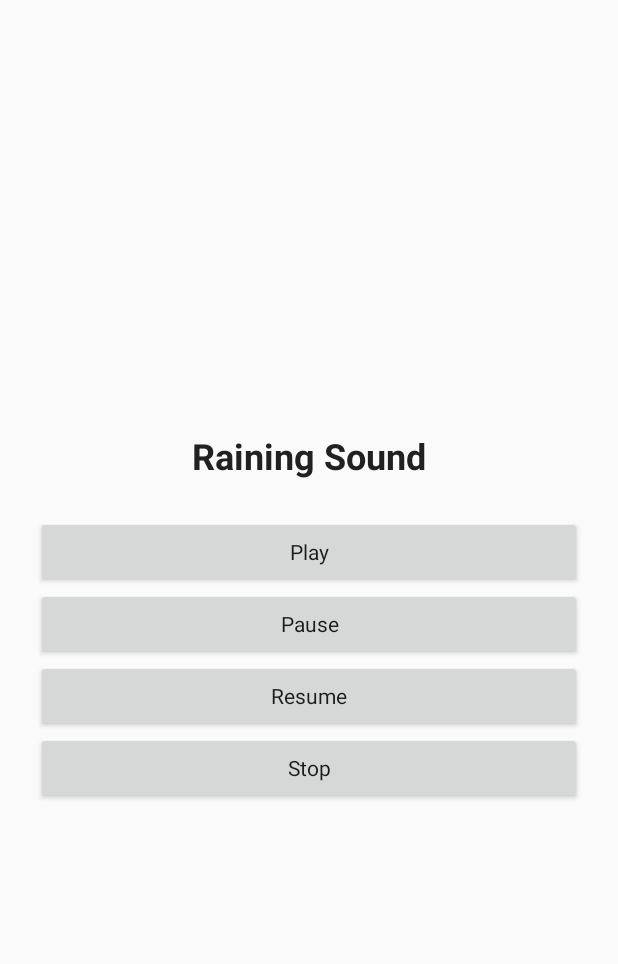
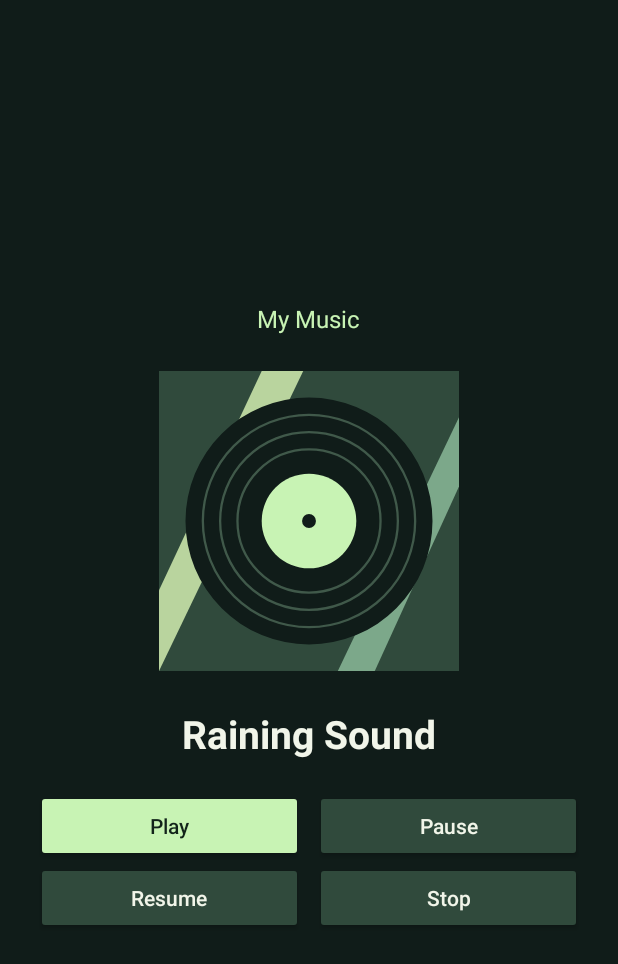
Before and after one commit to y0unglewis/music-player, an Android app: the screen it shows after launch (MainActivity), on a phone screen of 412 x 824 dp. Shown: the top 964 px of the screen. Run offline under Robolectric (Android 15) with nearby library versions, the phone set to English and light mode, and no system bars; 1 statement that could not run was skipped.

Commit message:
Restore simple green music player theme with four controls

```diff
--- /dev/null
+++ b/app/src/main/res/drawable/album_art.xml
@@ -0,0 +1,9 @@
+<vector xmlns:android="http://schemas.android.com/apk/res/android" android:width="260dp" android:height="260dp" android:viewportWidth="260" android:viewportHeight="260">
+    <path android:fillColor="#304A3C" android:pathData="M0,0h260v260H0z" />
+    <path android:fillColor="#B9D49E" android:pathData="M0,190L89,0H125L0,260z" />
+    <path android:fillColor="#7CA88A" android:pathData="M155,260L260,40V100L187,260z" />
+    <path android:fillColor="#101C19" android:pathData="M130,23a107,107 0,1 0,0 214a107,107 0,1 0,0 -214" />
+    <path android:strokeColor="#40594A" android:strokeWidth="2" android:pathData="M130,38a92,92 0,1 0,0 184a92,92 0,1 0,0 -184 M130,53a77,77 0,1 0,0 154a77,77 0,1 0,0 -154 M130,68a62,62 0,1 0,0 124a62,62 0,1 0,0 -124" />
+    <path android:fillColor="#C8F3B4" android:pathData="M130,89a41,41 0,1 0,0 82a41,41 0,1 0,0 -82" />
+    <path android:fillColor="#101C19" android:pathData="M130,124a6,6 0,1 0,0 12a6,6 0,1 0,0 -12" />
+</vector>
--- a/app/src/main/res/layout/activity_main.xml
+++ b/app/src/main/res/layout/activity_main.xml
@@ -1,8 +1,13 @@
 <?xml version="1.0" encoding="utf-8"?>
-<LinearLayout xmlns:android="http://schemas.android.com/apk/res/android"
+<ScrollView xmlns:android="http://schemas.android.com/apk/res/android"
     android:layout_width="match_parent"
     android:layout_height="match_parent"
     android:background="@color/background"
+    android:fillViewport="true">
+
+    <LinearLayout
+        android:layout_width="match_parent"
+        android:layout_height="wrap_content"
         android:gravity="center"
         android:orientation="vertical"
         android:padding="24dp">
@@ -10,38 +15,81 @@
         <TextView
             android:layout_width="wrap_content"
             android:layout_height="wrap_content"
+            android:text="@string/app_name"
+            android:textColor="@color/primary"
+            android:textSize="16sp" />
+
+        <ImageView
+            android:layout_width="200dp"
+            android:layout_height="200dp"
+            android:layout_marginTop="24dp"
+            android:contentDescription="@string/art_desc"
+            android:src="@drawable/album_art" />
+
+        <TextView
+            android:layout_width="wrap_content"
+            android:layout_height="wrap_content"
+            android:layout_marginTop="24dp"
             android:text="@string/track_name"
             android:textColor="@color/text"
-        android:textSize="24sp"
+            android:textSize="26sp"
             android:textStyle="bold" />
 
+        <Space
+            android:layout_width="match_parent"
+            android:layout_height="20dp" />
+
+        <LinearLayout
+            android:layout_width="match_parent"
+            android:layout_height="wrap_content"
+            android:orientation="horizontal">
             <Button
                 android:id="@+id/btnPlay"
-        android:layout_width="match_parent"
+                android:layout_width="0dp"
                 android:layout_height="wrap_content"
-        android:layout_marginTop="24dp"
+                android:layout_weight="1"
+                android:backgroundTint="@color/primary"
                 android:text="@string/play"
-        android:textAllCaps="false" />
+                android:textAllCaps="false"
+                android:textColor="@color/on_primary" />
 
             <Button
                 android:id="@+id/btnPause"
+                android:layout_width="0dp"
+                android:layout_height="wrap_content"
+                android:layout_weight="1"
+                android:layout_marginStart="8dp"
+                android:backgroundTint="@color/surface"
+                android:text="@string/pause"
+                android:textAllCaps="false"
+                android:textColor="@color/text" />
+        </LinearLayout>
+
+        <LinearLayout
             android:layout_width="match_parent"
             android:layout_height="wrap_content"
-        android:text="@string/pause"
-        android:textAllCaps="false" />
-
+            android:orientation="horizontal">
             <Button
                 android:id="@+id/btnResume"
-        android:layout_width="match_parent"
+                android:layout_width="0dp"
                 android:layout_height="wrap_content"
+                android:layout_weight="1"
+                android:backgroundTint="@color/surface"
                 android:text="@string/resume"
-        android:textAllCaps="false" />
+                android:textAllCaps="false"
+                android:textColor="@color/text" />
 
             <Button
                 android:id="@+id/btnStop"
-        android:layout_width="match_parent"
+                android:layout_width="0dp"
                 android:layout_height="wrap_content"
+                android:layout_weight="1"
+                android:layout_marginStart="8dp"
+                android:backgroundTint="@color/surface"
                 android:text="@string/stop"
-        android:textAllCaps="false" />
+                android:textAllCaps="false"
+                android:textColor="@color/text" />
+        </LinearLayout>
 
     </LinearLayout>
+</ScrollView>
--- a/app/src/main/res/values/colors.xml
+++ b/app/src/main/res/values/colors.xml
@@ -1,5 +1,7 @@
 <resources>
-    <color name="background">#FAFAFA</color>
-    <color name="primary">#455A64</color>
-    <color name="text">#212121</color>
+    <color name="background">#101C19</color>
+    <color name="surface">#304A3C</color>
+    <color name="primary">#C8F3B4</color>
+    <color name="on_primary">#12231A</color>
+    <color name="text">#F1F5E9</color>
 </resources>
--- a/app/src/main/res/values/strings.xml
+++ b/app/src/main/res/values/strings.xml
@@ -5,6 +5,7 @@
     <string name="pause">Pause</string>
     <string name="resume">Resume</string>
     <string name="stop">Stop</string>
+    <string name="art_desc">Hình đĩa nhạc</string>
     <string name="channel_name">Phát nhạc</string>
     <string name="notification_text">Music Service đang chạy</string>
 </resources>
--- a/app/src/main/res/values/styles.xml
+++ b/app/src/main/res/values/styles.xml
@@ -1,11 +1,10 @@
 <resources>
-    <style name="AppTheme" parent="android:style/Theme.Material.Light.NoActionBar">
-        <item name="android:fontFamily">sans</item>
+    <style name="AppTheme" parent="android:style/Theme.Material.NoActionBar">
         <item name="android:windowBackground">@color/background</item>
         <item name="android:statusBarColor">@color/background</item>
         <item name="android:navigationBarColor">@color/background</item>
         <item name="android:colorAccent">@color/primary</item>
-        <item name="android:windowLightStatusBar">true</item>
-        <item name="android:windowLightNavigationBar">true</item>
+        <item name="android:windowLightStatusBar">false</item>
+        <item name="android:windowLightNavigationBar">false</item>
     </style>
 </resources>
```
Also changed, not shown: 1 other file. Lines whose indentation alone changed are shown as unchanged.
